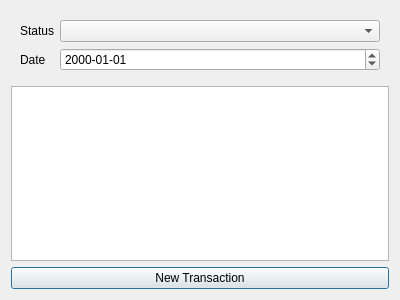
This is Widgets/BillEditorDialog.ui in asynts/QtAccounting as Qt 5 draws it before an edit. The edited form follows.
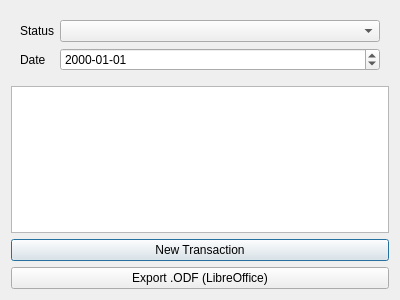
This is the edited form.

Commit message:
Add "Export" button in 'BillEditorDialog'
Currently, we choose a filepath, but do nothing more.

What changed in the file:
```diff
--- a/Widgets/BillEditorDialog.ui
+++ b/Widgets/BillEditorDialog.ui
@@ -57,6 +57,13 @@
      </property>
     </widget>
    </item>
+   <item>
+    <widget class="QPushButton" name="m_export_QPushButton">
+     <property name="text">
+      <string>Export .ODF (LibreOffice)</string>
+     </property>
+    </widget>
+   </item>
   </layout>
  </widget>
  <resources/>
```
The commit also changes 3 other files.
